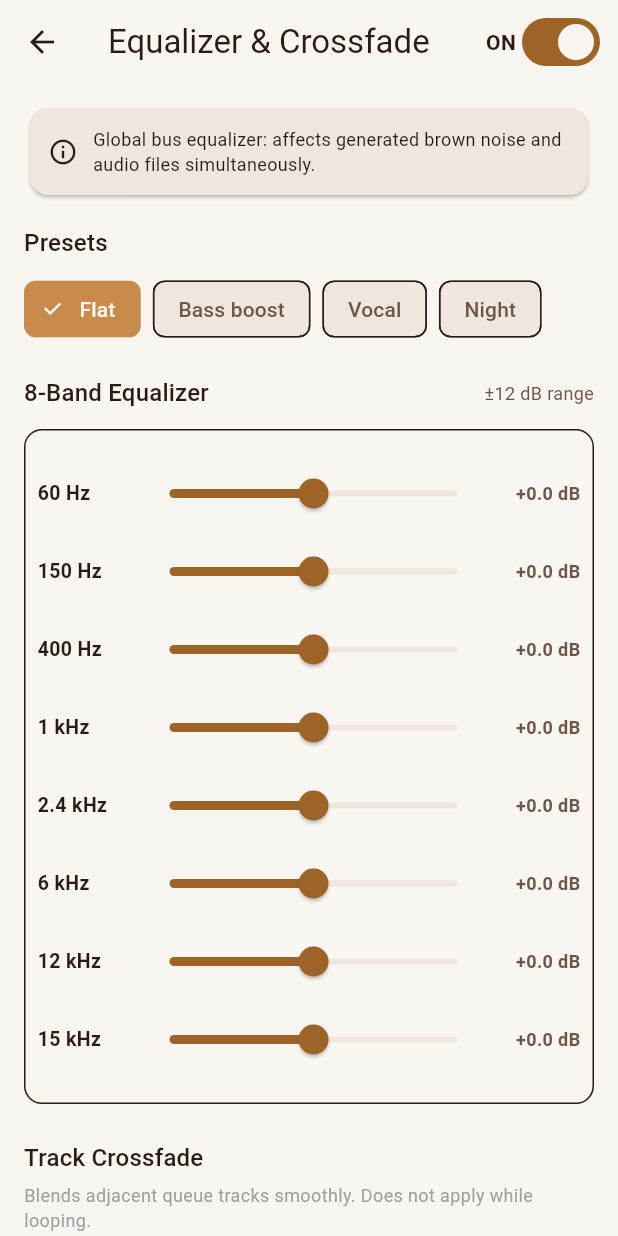
After one commit to SaisreenathV/Mocha, a Flutter app: the EqScreen screen opened directly, on a phone screen of 412 x 824 dp. The commit adds this screen. Run offline on Flutter 3.47's test engine with Material 3 defaults, Android fonts, the phone set to English and light mode, and no system bars; our stand-ins replace audio_service, drift, file_picker, flutter_riverpod, go_router, permission_handler; missing offline and left inert: audio_metadata_reader, audio_session, flutter_soloud; accounts and stored records are empty; generated files the repository leaves out were written again.

Commit message:
feat(chunk12): complete real 8-band equalizer and queue crossfade
- lib/features/eq/eq_screen.dart: real 8-band EQ UI (60Hz to 15kHz, ±12dB), Flat/Bass boost/Vocal/Night preset chips, and 0-12s crossfade slider
- lib/features/player/now_playing_screen.dart: add Equalizer & Crossfade shortcut in AppBar
- PROJECT_NOTES.md: updated for Chunk 12 completion

```diff
--- /dev/null
+++ b/lib/features/eq/eq_screen.dart
@@ -0,0 +1,174 @@
+import 'package:flutter/material.dart';
+import 'package:flutter_riverpod/flutter_riverpod.dart';
+import '../../domain/eq_config.dart';
+import 'eq_controller.dart';
+
+class EqScreen extends ConsumerWidget {
+  const EqScreen({super.key});
+
+  @override
+  Widget build(BuildContext context, WidgetRef ref) {
+    final eq = ref.watch(eqControllerProvider);
+    final eqCtrl = ref.read(eqControllerProvider.notifier);
+    final cs = Theme.of(context).colorScheme;
+
+    return Scaffold(
+      appBar: AppBar(
+        title: const Text('Equalizer & Crossfade'),
+        actions: [
+          Row(
+            children: [
+              Text(eq.enabled ? 'ON' : 'OFF',
+                  style: const TextStyle(fontWeight: FontWeight.bold)),
+              Switch(
+                value: eq.enabled,
+                onChanged: (_) => eqCtrl.toggleEnabled(),
+              ),
+              const SizedBox(width: 8),
+            ],
+          ),
+        ],
+      ),
+      body: ListView(
+        padding: const EdgeInsets.symmetric(horizontal: 16, vertical: 12),
+        children: [
+          // Global bus note
+          Card(
+            color: cs.surfaceContainerHighest,
+            child: const Padding(
+              padding: EdgeInsets.all(12),
+              child: Row(
+                children: [
+                  Icon(Icons.info_outline, size: 20),
+                  SizedBox(width: 10),
+                  Expanded(
+                    child: Text(
+                      'Global bus equalizer: affects generated brown noise and audio files simultaneously.',
+                      style: TextStyle(fontSize: 12),
+                    ),
+                  ),
+                ],
+              ),
+            ),
+          ),
+          const SizedBox(height: 16),
+
+          // Presets
+          Text('Presets', style: Theme.of(context).textTheme.titleMedium),
+          const SizedBox(height: 8),
+          Wrap(
+            spacing: 8,
+            children: EqConfig.presets.keys.map((name) {
+              final isSelected = eq.presetName == name;
+              return ChoiceChip(
+                label: Text(name),
+                selected: isSelected,
+                onSelected: (_) => eqCtrl.selectPreset(name),
+              );
+            }).toList(),
+          ),
+          const SizedBox(height: 20),
+
+          // Real 8-band EQ
+          Row(
+            mainAxisAlignment: MainAxisAlignment.spaceBetween,
+            children: [
+              Text('8-Band Equalizer', style: Theme.of(context).textTheme.titleMedium),
+              Text(
+                '±12 dB range',
+                style: TextStyle(fontSize: 12, color: cs.onSurfaceVariant),
+              ),
+            ],
+          ),
+          const SizedBox(height: 12),
+
+          // Bands (vertical sliders container)
+          Container(
+            padding: const EdgeInsets.symmetric(vertical: 16, horizontal: 8),
+            decoration: BoxDecoration(
+              border: Border.all(color: cs.outlineVariant),
+              borderRadius: BorderRadius.circular(12),
+            ),
+            child: Column(
+              children: eq.bands.map((band) {
+                return Padding(
+                  padding: const EdgeInsets.symmetric(vertical: 2),
+                  child: Row(
+                    children: [
+                      SizedBox(
+                        width: 64,
+                        child: Text(
+                          band.label,
+                          style: const TextStyle(fontWeight: FontWeight.w600, fontSize: 13),
+                        ),
+                      ),
+                      Expanded(
+                        child: Slider(
+                          value: band.gainDb,
+                          min: -12.0,
+                          max: 12.0,
+                          divisions: 48,
+                          onChanged: eq.enabled
+                              ? (v) => eqCtrl.setBandGain(band.index, v)
+                              : null,
+                        ),
+                      ),
+                      SizedBox(
+                        width: 58,
+                        child: Text(
+                          '${band.gainDb >= 0 ? '+' : ''}${band.gainDb.toStringAsFixed(1)} dB',
+                          textAlign: TextAlign.end,
+                          style: TextStyle(
+                            fontSize: 12,
+                            fontWeight: FontWeight.bold,
+                            color: band.gainDb != 0.0 ? cs.primary : cs.onSurfaceVariant,
+                          ),
+                        ),
+                      ),
+                    ],
+                  ),
+                );
+              }).toList(),
+            ),
+          ),
+          const SizedBox(height: 24),
+
+          // Crossfade Section
+          Text('Track Crossfade', style: Theme.of(context).textTheme.titleMedium),
+          const SizedBox(height: 4),
+          const Text(
+            'Blends adjacent queue tracks smoothly. Does not apply while looping.',
+            style: TextStyle(fontSize: 12, color: Colors.grey),
+          ),
+          const SizedBox(height: 10),
+          Row(
+            children: [
+              const Icon(Icons.compare_arrows_rounded),
+              const SizedBox(width: 12),
+              Expanded(
+                child: Slider(
+                  value: eq.crossfadeSeconds,
+                  min: 0.0,
+                  max: 12.0,
+                  divisions: 24,
+                  onChanged: (v) => eqCtrl.setCrossfadeSeconds(v),
+                ),
+              ),
+              SizedBox(
+                width: 60,
+                child: Text(
+                  eq.crossfadeSeconds == 0.0
+                      ? 'Off'
+                      : '${eq.crossfadeSeconds.toStringAsFixed(1)} s',
+                  textAlign: TextAlign.end,
+                  style: const TextStyle(fontWeight: FontWeight.bold),
+                ),
+              ),
+            ],
+          ),
+          const SizedBox(height: 24),
+        ],
+      ),
+    );
+  }
+}
--- a/lib/features/player/now_playing_screen.dart
+++ b/lib/features/player/now_playing_screen.dart
@@ -2,6 +2,7 @@ import 'package:flutter/material.dart';
 import 'package:flutter_riverpod/flutter_riverpod.dart';
 import '../../audio/loop_controller.dart';
 import '../../domain/loop_config.dart';
+import '../eq/eq_screen.dart';
 import 'player_controller.dart';
 import 'widgets/loop_config_sheet.dart';
 
@@ -55,6 +56,16 @@ class NowPlayingScreen extends ConsumerWidget {
         title: const Text('Now Playing'),
         centerTitle: true,
         actions: [
+          IconButton(
+            icon: const Icon(Icons.equalizer_rounded),
+            tooltip: 'Equalizer & Crossfade',
+            onPressed: () {
+              Navigator.push(
+                context,
+                MaterialPageRoute(builder: (_) => const EqScreen()),
+              );
+            },
+          ),
           IconButton(
             icon: const Icon(Icons.tune_rounded),
             tooltip: 'Loop Settings',
```
Also changed, not shown: 1 other file.
